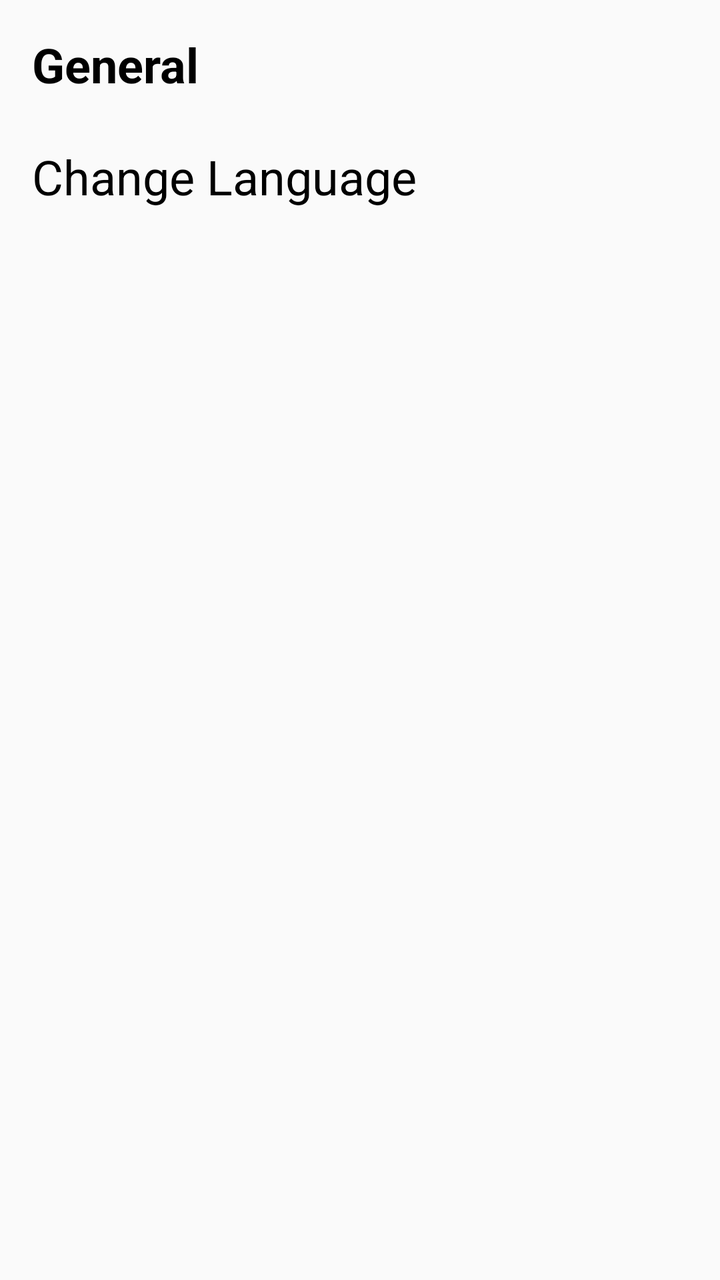
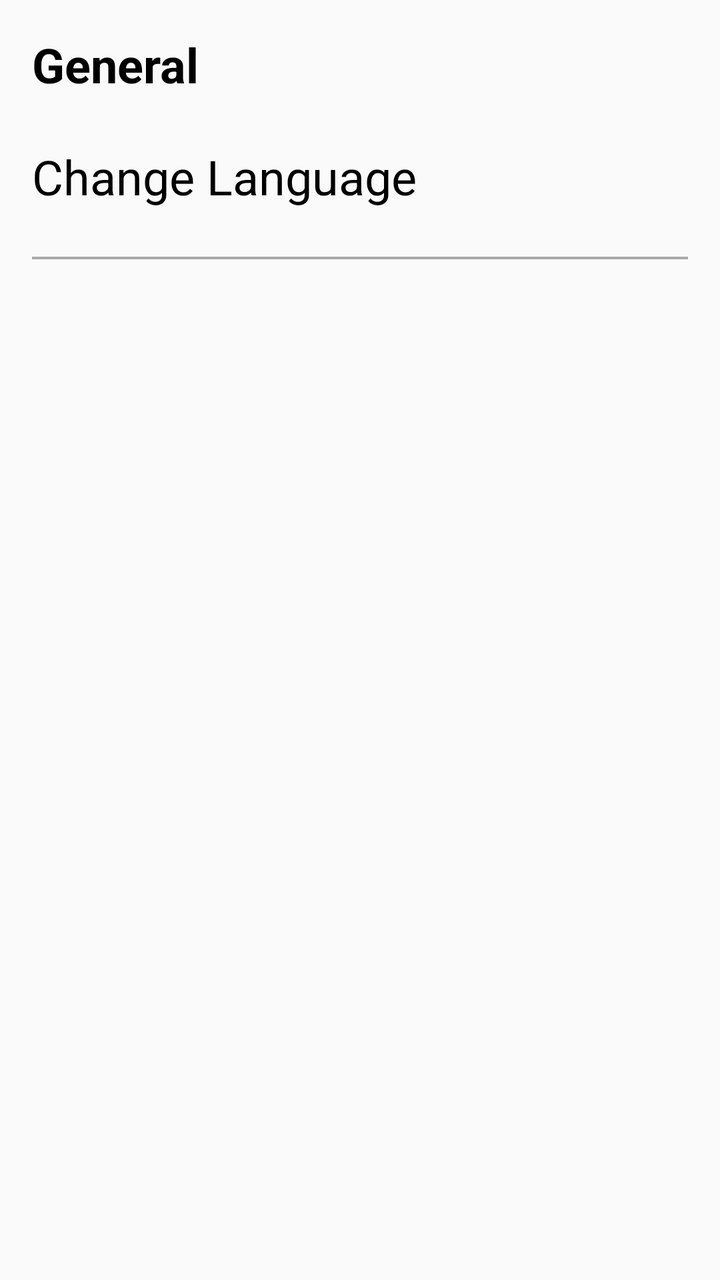

Before-and-after screenshots of an Android layout around one commit, followed by the original layout XML and the change that was made.
<!-- AndroidManifest.xml: application theme Theme.PlainContainers -->
<!-- res/layout/fragment_settings.xml -->
<?xml version="1.0" encoding="utf-8"?>
<ScrollView xmlns:android="http://schemas.android.com/apk/res/android"
    android:layout_width="match_parent"
    android:layout_height="match_parent"
    android:padding="@dimen/viewPadding">

    <LinearLayout
        android:layout_width="match_parent"
        android:layout_height="wrap_content"
        android:orientation="vertical"
        android:showDividers="middle"
        android:divider="@drawable/empty_divider">

        <TextView
            android:layout_width="match_parent"
            android:layout_height="wrap_content"
            android:text="@string/settings_general_title"
            android:textAppearance="@style/Widget.PlainContainers.Text.Title.Bold"
        />

        <Button
            android:id="@+id/btnSettingsLanguage"
            android:layout_width="match_parent"
            android:layout_height="wrap_content"
            android:background="@color/button_background_default"
            android:text="@string/settings_general_language"
            android:textAppearance="@style/Widget.PlainContainers.Text.Button"
            android:gravity="start|center"
            android:padding="0dp"
        />
    </LinearLayout>

</ScrollView>
<!-- resources referenced by this layout -->
<resources>
  <dimen name="viewPadding">16dp</dimen>
  <!-- drawable empty_divider (drawable) -->
  <?xml version="1.0" encoding="utf-8"?>
  <shape xmlns:android="http://schemas.android.com/apk/res/android">
      <size
          android:width="0dp"
          android:height="@dimen/emptyDividerHeight" />
  </shape>
  <string name="settings_general_language">Change Language</string>
  <string name="settings_general_title">General</string>
  <style name="Widget.PlainContainers.Text.Button" parent="Theme.PlainContainers">
          <item name="android:textSize">@dimen/fontSizeBtnLarge</item>
          <item name="android:textColor">@color/textColorButton</item>
          <item name="textAllCaps">false</item>
      </style>
  <style name="Widget.PlainContainers.Text.Title.Bold" parent="Widget.PlainContainers.Text.Title">
          <item name="android:textStyle">bold</item>
      </style>
  <style name="Theme.PlainContainers" parent="Theme.AppCompat.Light.NoActionBar">
          <item name="android:windowTranslucentStatus">true</item>
      </style>
  <dimen name="emptyDividerHeight">16dp</dimen>
  <dimen name="fontSizeBtnLarge">24sp</dimen>
  <color name="textColorButton">@color/black</color>
  <style name="Widget.PlainContainers.Text.Title" parent="Theme.PlainContainers">
          <item name="android:textSize">@dimen/fontSizeTitle</item>
          <item name="android:textColor">@color/textColorTitle</item>
      </style>
  <color name="black">#FF000000</color>
  <dimen name="fontSizeTitle">24sp</dimen>
  <color name="textColorTitle">@color/black</color>
</resources>

<!-- the commit's change to res/layout/fragment_settings.xml (unified diff, before → after) -->
@@ -28,6 +28,13 @@
             android:gravity="start|center"
             android:padding="0dp"
         />
+
+        <View
+            android:layout_width="wrap_content"
+            android:layout_height="@dimen/horizontalBarHeight"
+            android:background="@color/lightgray"
+        />
+
     </LinearLayout>
 
 </ScrollView>
<!-- resource entries referenced after the edit -->
@@ -1,5 +1,7 @@
 <!-- resources referenced by this layout -->
 <resources>
+  <color name="lightgray">#AAA</color>
+  <dimen name="horizontalBarHeight">4px</dimen>
   <dimen name="viewPadding">16dp</dimen>
   <!-- drawable empty_divider (drawable) -->
   <?xml version="1.0" encoding="utf-8"?>
